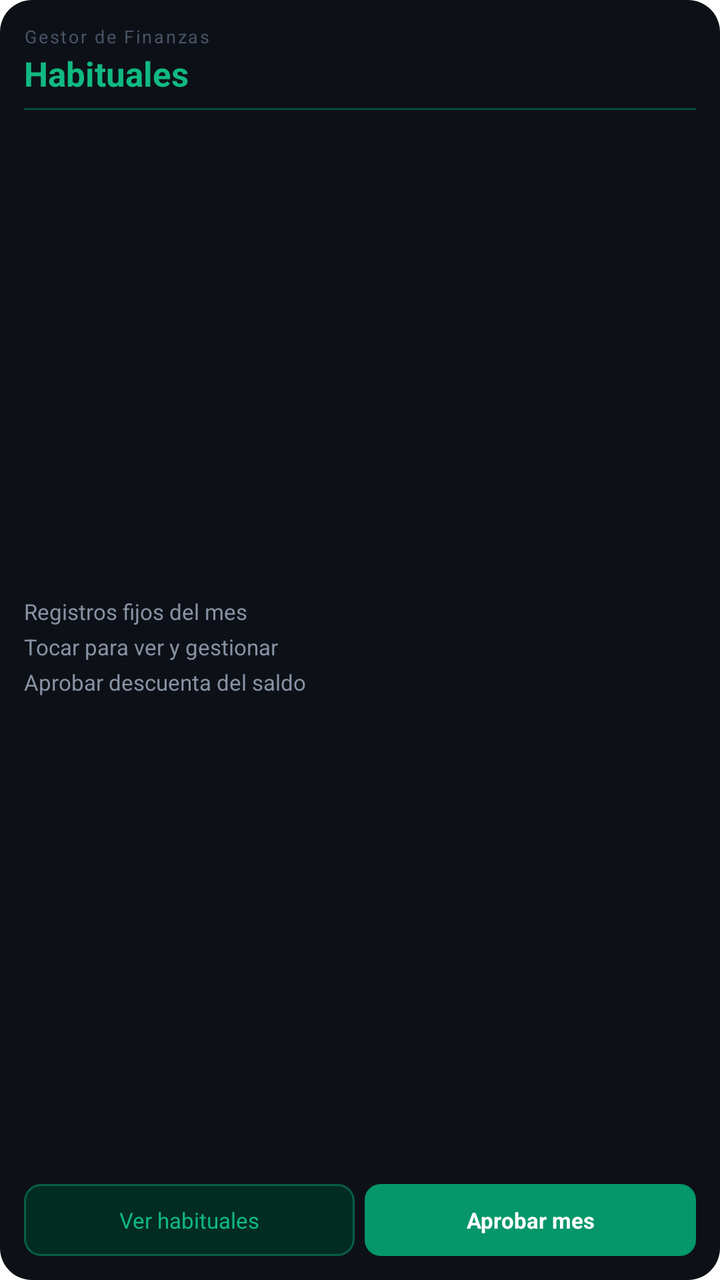
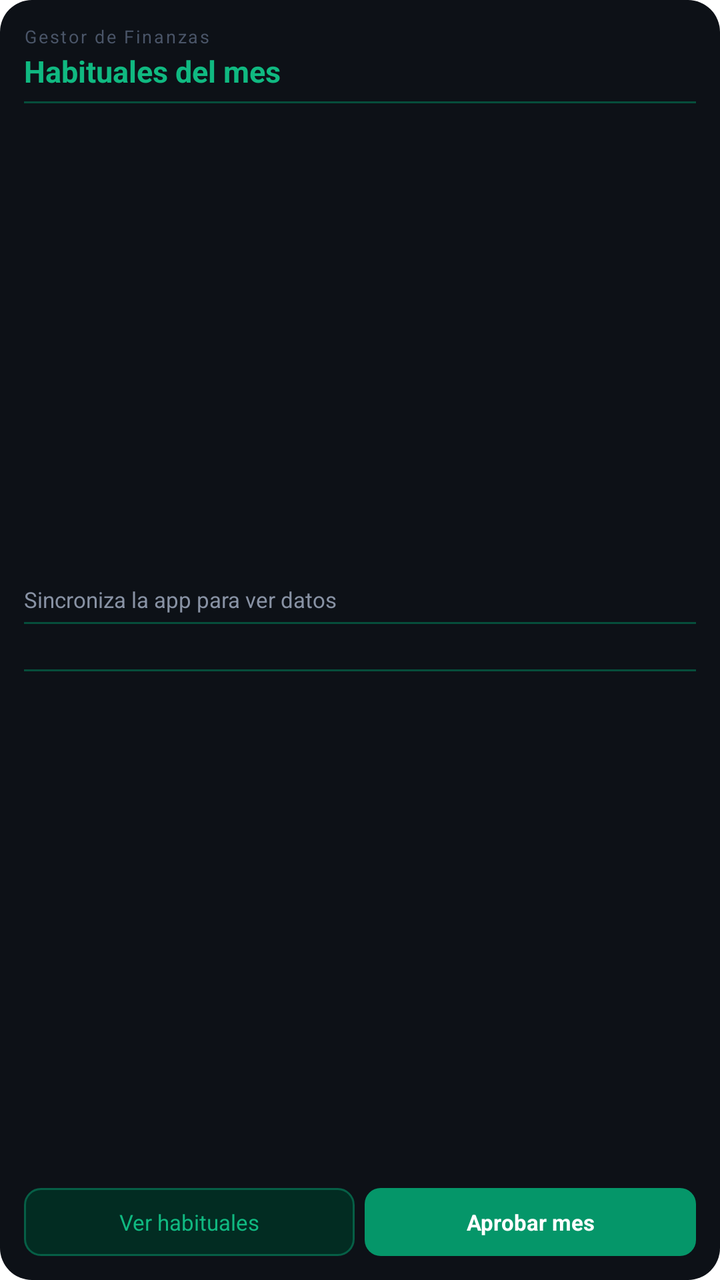

Before-and-after screenshots of an Android layout around one commit, followed by the original layout XML and the change that was made.
<!-- AndroidManifest.xml: application theme android:Theme.Translucent.NoTitleBar -->
<!-- res/layout/widget_habituales.xml -->
<?xml version="1.0" encoding="utf-8"?>
<RelativeLayout xmlns:android="http://schemas.android.com/apk/res/android"
    android:layout_width="match_parent"
    android:layout_height="match_parent"
    android:background="@drawable/widget_bg"
    android:padding="12dp">

    
    <LinearLayout
        android:id="@+id/wh_header_block"
        android:layout_width="match_parent"
        android:layout_height="wrap_content"
        android:orientation="vertical"
        android:layout_alignParentTop="true">

        <TextView
            android:layout_width="match_parent"
            android:layout_height="wrap_content"
            android:text="Gestor de Finanzas"
            android:textColor="#4A5568"
            android:textSize="9sp"
            android:letterSpacing="0.1"/>

        <TextView
            android:layout_width="match_parent"
            android:layout_height="wrap_content"
            android:text="Habituales"
            android:textColor="#10B981"
            android:textSize="17sp"
            android:textStyle="bold"
            android:layout_marginTop="1dp"/>

        <TextView
            android:layout_width="match_parent"
            android:layout_height="1dp"
            android:background="#064E3B"
            android:layout_marginTop="6dp"/>
    </LinearLayout>

    
    <LinearLayout
        android:id="@+id/wh_btn_row"
        android:layout_width="match_parent"
        android:layout_height="36dp"
        android:orientation="horizontal"
        android:layout_alignParentBottom="true">

        <TextView
            android:id="@+id/wh_btn_ver"
            android:layout_width="0dp"
            android:layout_height="match_parent"
            android:layout_weight="1"
            android:layout_marginEnd="5dp"
            android:background="@drawable/widget_btn_green_ghost"
            android:gravity="center"
            android:text="Ver habituales"
            android:textColor="#10B981"
            android:textSize="11sp"/>

        <TextView
            android:id="@+id/wh_btn_aprobar"
            android:layout_width="0dp"
            android:layout_height="match_parent"
            android:layout_weight="1"
            android:background="@drawable/widget_btn_green"
            android:gravity="center"
            android:text="Aprobar mes"
            android:textColor="#FFFFFF"
            android:textSize="11sp"
            android:textStyle="bold"/>
    </LinearLayout>

    
    <LinearLayout
        android:layout_width="match_parent"
        android:layout_height="wrap_content"
        android:orientation="vertical"
        android:layout_below="@id/wh_header_block"
        android:layout_above="@id/wh_btn_row"
        android:gravity="center_vertical"
        android:paddingTop="6dp"
        android:paddingBottom="6dp">

        <TextView
            android:id="@+id/wh_item1"
            android:layout_width="match_parent"
            android:layout_height="wrap_content"
            android:text="Registros fijos del mes"
            android:textColor="#8892A4"
            android:textSize="11sp"
            android:maxLines="1"
            android:ellipsize="end"/>

        <TextView
            android:id="@+id/wh_item2"
            android:layout_width="match_parent"
            android:layout_height="wrap_content"
            android:text="Tocar para ver y gestionar"
            android:textColor="#8892A4"
            android:textSize="11sp"
            android:maxLines="1"
            android:ellipsize="end"
            android:layout_marginTop="3dp"/>

        <TextView
            android:id="@+id/wh_item3"
            android:layout_width="match_parent"
            android:layout_height="wrap_content"
            android:text="Aprobar descuenta del saldo"
            android:textColor="#8892A4"
            android:textSize="11sp"
            android:maxLines="1"
            android:ellipsize="end"
            android:layout_marginTop="3dp"/>
    </LinearLayout>

</RelativeLayout>
<!-- resources referenced by this layout -->
<resources>
  <!-- drawable widget_bg (drawable) -->
  <?xml version="1.0" encoding="utf-8"?>
  <shape xmlns:android="http://schemas.android.com/apk/res/android"
      android:shape="rectangle">
      <corners android:radius="16dp"/>
      <solid android:color="#0D1117"/>
  </shape>
  <!-- drawable widget_btn_green (drawable) -->
  <?xml version="1.0" encoding="utf-8"?>
  <shape xmlns:android="http://schemas.android.com/apk/res/android" android:shape="rectangle">
      <corners android:radius="8dp"/>
      <solid android:color="#059669"/>
  </shape>
  <!-- drawable widget_btn_green_ghost (drawable) -->
  <?xml version="1.0" encoding="utf-8"?>
  <shape xmlns:android="http://schemas.android.com/apk/res/android" android:shape="rectangle">
      <corners android:radius="8dp"/>
      <solid android:color="#022C22"/>
      <stroke android:width="1dp" android:color="#065F46"/>
  </shape>
</resources>

<!-- the commit's change to res/layout/widget_habituales.xml (unified diff, before → after) -->
@@ -5,7 +5,6 @@
     android:background="@drawable/widget_bg"
     android:padding="12dp">
 
-    
     <LinearLayout
         android:id="@+id/wh_header_block"
         android:layout_width="match_parent"
@@ -24,9 +23,9 @@
         <TextView
             android:layout_width="match_parent"
             android:layout_height="wrap_content"
-            android:text="Habituales"
+            android:text="Habituales del mes"
             android:textColor="#10B981"
-            android:textSize="17sp"
+            android:textSize="15sp"
             android:textStyle="bold"
             android:layout_marginTop="1dp"/>
 
@@ -34,14 +33,13 @@
             android:layout_width="match_parent"
             android:layout_height="1dp"
             android:background="#064E3B"
-            android:layout_marginTop="6dp"/>
+            android:layout_marginTop="5dp"/>
     </LinearLayout>
 
-    
     <LinearLayout
         android:id="@+id/wh_btn_row"
         android:layout_width="match_parent"
-        android:layout_height="36dp"
+        android:layout_height="34dp"
         android:orientation="horizontal"
         android:layout_alignParentBottom="true">
 
@@ -78,40 +76,100 @@
         android:layout_below="@id/wh_header_block"
         android:layout_above="@id/wh_btn_row"
         android:gravity="center_vertical"
-        android:paddingTop="6dp"
-        android:paddingBottom="6dp">
+        android:paddingTop="5dp"
+        android:paddingBottom="4dp">
+
+        <LinearLayout
+            android:layout_width="match_parent"
+            android:layout_height="wrap_content"
+            android:orientation="horizontal"
+            android:paddingTop="4dp"
+            android:paddingBottom="4dp">
+            <TextView
+                android:id="@+id/wh_r1_name"
+                android:layout_width="0dp"
+                android:layout_height="wrap_content"
+                android:layout_weight="1"
+                android:text="Sincroniza la app para ver datos"
+                android:textColor="#8892A4"
+                android:textSize="11sp"
+                android:maxLines="1"
+                android:ellipsize="end"/>
+            <TextView
+                android:id="@+id/wh_r1_status"
+                android:layout_width="wrap_content"
+                android:layout_height="wrap_content"
+                android:text=""
+                android:textColor="#10B981"
+                android:textSize="11sp"
+                android:textStyle="bold"
+                android:layout_marginStart="4dp"/>
+        </LinearLayout>
 
         <TextView
-            android:id="@+id/wh_item1"
+            android:layout_width="match_parent"
+            android:layout_height="1dp"
+            android:background="#064E3B"/>
+
+        <LinearLayout
             android:layout_width="match_parent"
             android:layout_height="wrap_content"
-            android:text="Registros fijos del mes"
-            android:textColor="#8892A4"
-            android:textSize="11sp"
-            android:maxLines="1"
-            android:ellipsize="end"/>
+            android:orientation="horizontal"
+            android:paddingTop="4dp"
+            android:paddingBottom="4dp">
+            <TextView
+                android:id="@+id/wh_r2_name"
+                android:layout_width="0dp"
+                android:layout_height="wrap_content"
+                android:layout_weight="1"
+                android:text=""
+                android:textColor="#8892A4"
+                android:textSize="11sp"
+                android:maxLines="1"
+                android:ellipsize="end"/>
+            <TextView
+                android:id="@+id/wh_r2_status"
+                android:layout_width="wrap_content"
+                android:layout_height="wrap_content"
+                android:text=""
+                android:textColor="#10B981"
+                android:textSize="11sp"
+                android:textStyle="bold"
+                android:layout_marginStart="4dp"/>
+        </LinearLayout>
 
         <TextView
-            android:id="@+id/wh_item2"
+            android:layout_width="match_parent"
+            android:layout_height="1dp"
+            android:background="#064E3B"/>
+
+        <LinearLayout
             android:layout_width="match_parent"
             android:layout_height="wrap_content"
-            android:text="Tocar para ver y gestionar"
-            android:textColor="#8892A4"
-            android:textSize="11sp"
-            android:maxLines="1"
-            android:ellipsize="end"
-            android:layout_marginTop="3dp"/>
+            android:orientation="horizontal"
+            android:paddingTop="4dp"
+            android:paddingBottom="4dp">
+            <TextView
+                android:id="@+id/wh_r3_name"
+                android:layout_width="0dp"
+                android:layout_height="wrap_content"
+                android:layout_weight="1"
+                android:text=""
+                android:textColor="#8892A4"
+                android:textSize="11sp"
+                android:maxLines="1"
+                android:ellipsize="end"/>
+            <TextView
+                android:id="@+id/wh_r3_status"
+                android:layout_width="wrap_content"
+                android:layout_height="wrap_content"
+                android:text=""
+                android:textColor="#10B981"
+                android:textSize="11sp"
+                android:textStyle="bold"
+                android:layout_marginStart="4dp"/>
+        </LinearLayout>
 
-        <TextView
-            android:id="@+id/wh_item3"
-            android:layout_width="match_parent"
-            android:layout_height="wrap_content"
-            android:text="Aprobar descuenta del saldo"
-            android:textColor="#8892A4"
-            android:textSize="11sp"
-            android:maxLines="1"
-            android:ellipsize="end"
-            android:layout_marginTop="3dp"/>
     </LinearLayout>
 
 </RelativeLayout>
